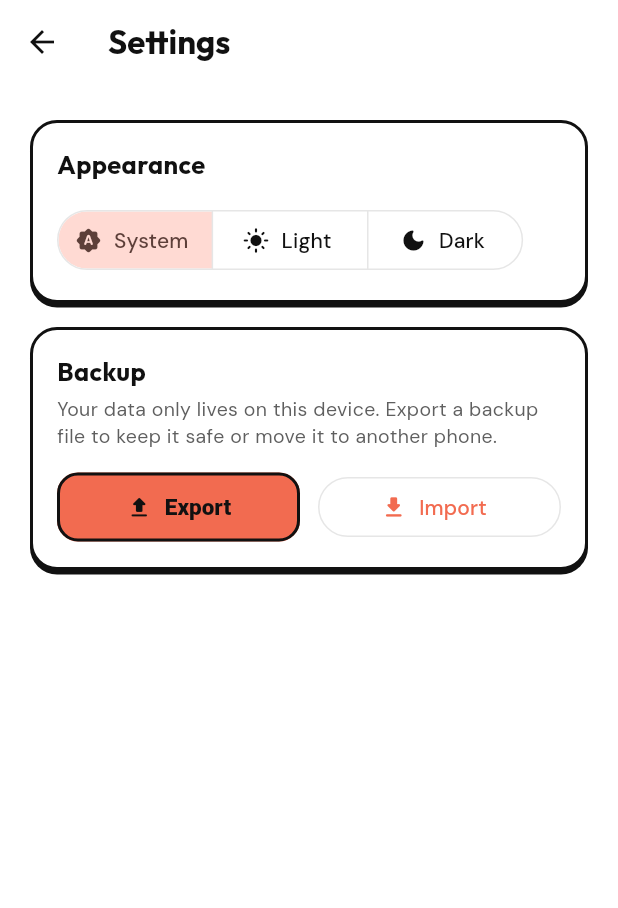
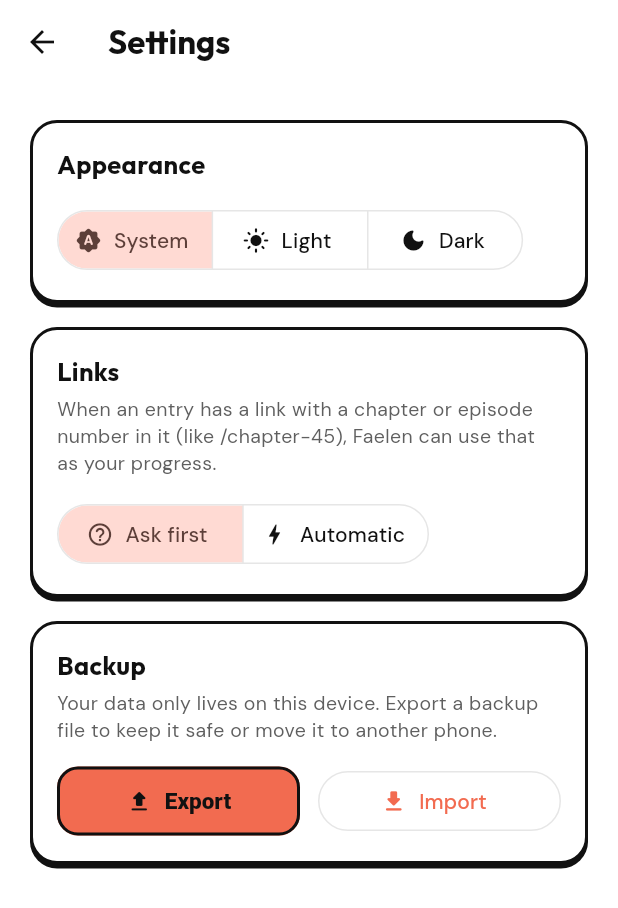
Before and after one commit to bryanvaw/faelen, a Flutter app: the screen it shows after launch, after a tap on the "settings" icon, on a phone screen of 412 x 824 dp. Shown: the top 908 px of the screen. Run offline on Flutter 3.47's test engine with Material 3 defaults, Android fonts, the phone set to English and light mode, and no system bars; our stand-ins replace file_picker, google_fonts, image_picker, share_plus, shared_preferences.

Commit message:
Add entry links with progress detection and refresh the app icon
Links
- Add an optional link to each media entry, saved in backups
- Show a Continue button on the card that opens the link
- Read the chapter/episode number from the link text (chapter-45,
  ep_12, /ep/3, ?ep=9); it never fetches the page
- Add a Settings > Links option: Ask first (default) or Automatic
- Ignore a detected number that is above the known total

Icon
- Redraw the F as progress bars (teal ~80%, yellow ~55%) on a flat
  coral tile with four outlined squares in the media-type colors
- Use an image for the Android adaptive background (icon_bg.png)
- Regenerate launcher icons and splash

Also
- Add url_launcher
- Add url_progress_test.dart (42 tests pass, analyze clean)
- Update PROGRESS.md

```diff
--- a/lib/core/settings_store.dart
+++ b/lib/core/settings_store.dart
@@ -5,12 +5,18 @@ import 'package:shared_preferences/shared_preferences.dart';
 class SettingsStore extends ChangeNotifier {
   static const _themeKey = 'theme_mode_v1';
 
+  static const _autoKey = 'url_auto_progress_v1';
+
   ThemeMode themeMode = ThemeMode.system;
+
+  /// When true, saving a link updates progress straight away; otherwise the form asks first.
+  bool autoUrlProgress = false;
 
   Future<void> load() async {
     try {
       final name = (await SharedPreferences.getInstance()).getString(_themeKey);
       themeMode = ThemeMode.values.firstWhere((m) => m.name == name, orElse: () => ThemeMode.system);
+      autoUrlProgress = (await SharedPreferences.getInstance()).getBool(_autoKey) ?? false;
       notifyListeners();
     } catch (_) {
       // Fall back to the system theme.
@@ -26,4 +32,14 @@ class SettingsStore extends ChangeNotifier {
       // Not being able to remember the choice is not worth an error.
     }
   }
+
+  Future<void> setAutoUrlProgress(bool v) async {
+    autoUrlProgress = v;
+    notifyListeners();
+    try {
+      await (await SharedPreferences.getInstance()).setBool(_autoKey, v);
+    } catch (_) {
+      // Not being able to remember the choice is not worth an error.
+    }
+  }
 }
--- a/lib/features/media/models/media_entry.dart
+++ b/lib/features/media/models/media_entry.dart
@@ -43,6 +43,7 @@ class MediaEntry {
   final String notes;
   final int updatedAt; // ms since epoch; 0 = unknown (older entries)
   final String? cover; // file name inside the covers folder, null = no cover
+  final String url; // where to continue reading/watching; '' = none
 
   const MediaEntry({
     required this.id,
@@ -55,6 +56,7 @@ class MediaEntry {
     this.notes = '',
     this.updatedAt = 0,
     this.cover,
+    this.url = '',
   });
 
   MediaEntry copyWith({
@@ -67,6 +69,7 @@ class MediaEntry {
     String? notes,
     int? updatedAt,
     String? cover,
+    String? url,
   }) =>
       MediaEntry(
         id: id,
@@ -79,6 +82,7 @@ class MediaEntry {
         notes: notes ?? this.notes,
         updatedAt: updatedAt ?? this.updatedAt,
         cover: cover ?? this.cover,
+        url: url ?? this.url,
       );
 
   double get progress => total > 0 ? (current / total).clamp(0.0, 1.0) : 0;
@@ -94,6 +98,7 @@ class MediaEntry {
         'notes': notes,
         'updatedAt': updatedAt,
         if (cover != null) 'cover': cover,
+        if (url.isNotEmpty) 'url': url,
       };
 
   factory MediaEntry.fromJson(Map<String, dynamic> j) => MediaEntry(
@@ -107,5 +112,6 @@ class MediaEntry {
         notes: (j['notes'] as String?) ?? '',
         updatedAt: (j['updatedAt'] as num?)?.toInt() ?? 0,
         cover: j['cover'] as String?,
+        url: (j['url'] as String?) ?? '',
       );
 }
--- a/lib/features/settings/settings_screen.dart
+++ b/lib/features/settings/settings_screen.dart
@@ -92,6 +92,20 @@ class SettingsScreen extends StatelessWidget {
                   ),
                 ),
                 _Section(
+                  title: 'Links',
+                  subtitle: 'When an entry has a link with a chapter or episode number in it '
+                      '(like /chapter-45), Faelen can use that as your progress.',
+                  child: SegmentedButton<bool>(
+                    showSelectedIcon: false,
+                    segments: const [
+                      ButtonSegment(value: false, icon: Icon(Icons.help_outline_rounded), label: Text('Ask first')),
+                      ButtonSegment(value: true, icon: Icon(Icons.bolt_rounded), label: Text('Automatic')),
+                    ],
+                    selected: {settings.autoUrlProgress},
+                    onSelectionChanged: (s) => settings.setAutoUrlProgress(s.first),
+                  ),
+                ),
+                _Section(
                   title: 'Backup',
                   subtitle: 'Your data only lives on this device. Export a backup file to keep it safe '
                       'or move it to another phone.',
--- a/pubspec.yaml
+++ b/pubspec.yaml
@@ -41,6 +41,7 @@ dependencies:
   path_provider: ^2.1.6
   share_plus: ^13.3.1
   file_picker: ^13.1.0
+  url_launcher: ^6.3.3
 
 dev_dependencies:
   flutter_test:
@@ -101,7 +102,7 @@ flutter_launcher_icons:
   android: true
   ios: true
   image_path: assets/icon/icon.png
-  adaptive_icon_background: "#F26B50"
+  adaptive_icon_background: assets/icon/icon_bg.png
   adaptive_icon_foreground: assets/icon/icon_fg.png
   remove_alpha_ios: true
   web:
```
Also changed, not shown: lib/features/media/screens/media_screen.dart (+15 -0 lines), lib/features/media/services/url_progress.dart (added, +49 -0 lines), lib/features/media/widgets/media_card.dart (+24 -0 lines), lib/features/media/widgets/media_form_sheet.dart (+48 -1 lines), assets/icon/icon.png, assets/icon/icon_bg.png (added), assets/icon/icon_fg.png, pubspec.lock, 71 other files.
